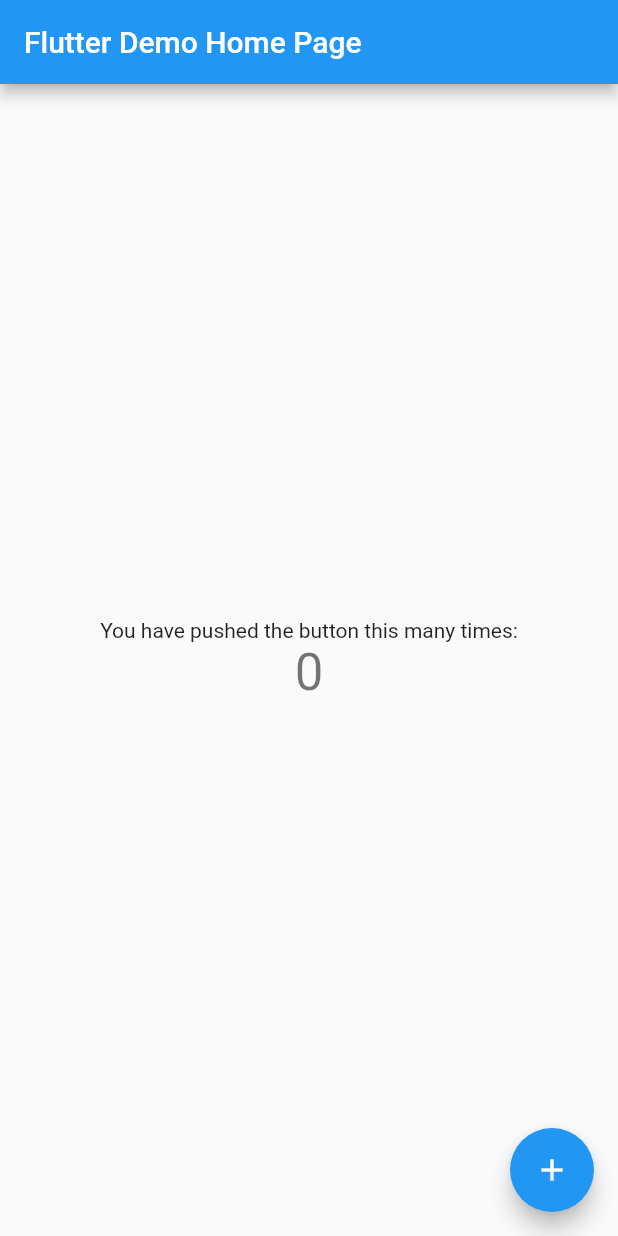
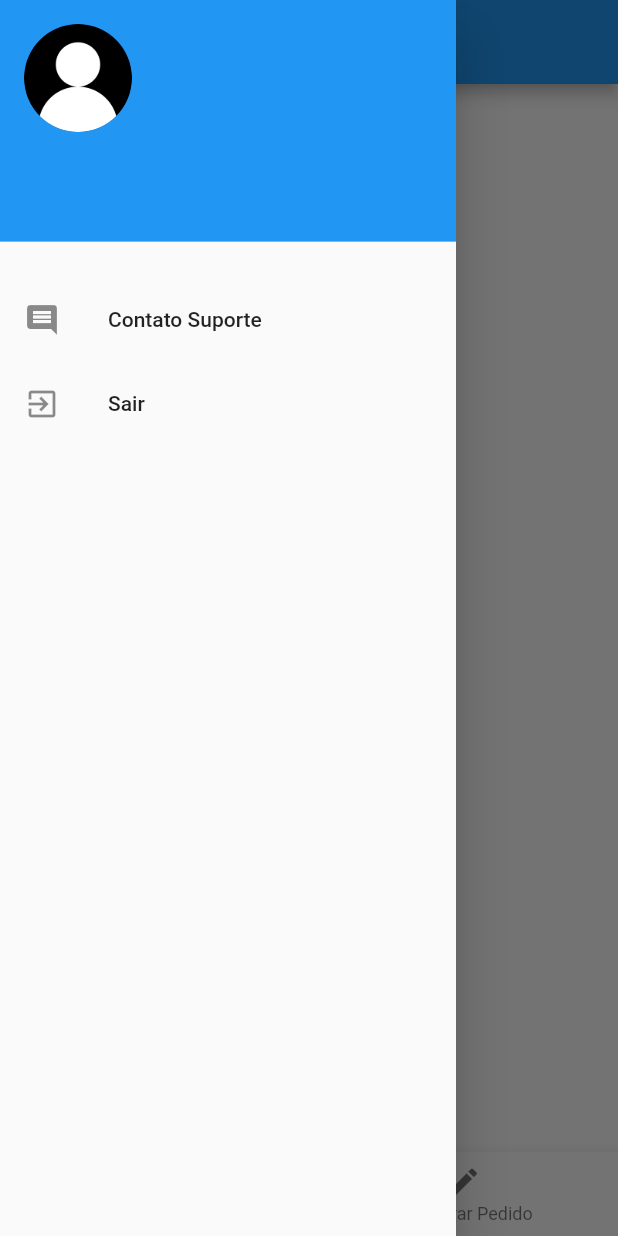
Before and after one commit to ChihYaoYang/ProjetoOrdemService, a Flutter app: the screen it shows after launch, with the side drawer open (before the commit the screen has no drawer), on a phone screen of 412 x 824 dp. Run offline on Flutter 3.47's test engine with Material 2 defaults, Android fonts, the phone set to English and light mode, and no system bars.

Commit message:
cria estrutura

```diff
--- a/lib/main.dart
+++ b/lib/main.dart
@@ -1,111 +1,16 @@
 import 'package:flutter/material.dart';
+import 'package:flutter/services.dart';
+import 'package:ordem_services/tabbar.dart';
+import 'package:ordem_services/ui_cliente/home_cliente.dart';
 
-void main() => runApp(MyApp());
-
-class MyApp extends StatelessWidget {
-  // This widget is the root of your application.
-  @override
-  Widget build(BuildContext context) {
-    return MaterialApp(
-      title: 'Flutter Demo',
-      theme: ThemeData(
-        // This is the theme of your application.
-        //
-        // Try running your application with "flutter run". You'll see the
-        // application has a blue toolbar. Then, without quitting the app, try
-        // changing the primarySwatch below to Colors.green and then invoke
-        // "hot reload" (press "r" in the console where you ran "flutter run",
-        // or simply save your changes to "hot reload" in a Flutter IDE).
-        // Notice that the counter didn't reset back to zero; the application
-        // is not restarted.
-        primarySwatch: Colors.blue,
-      ),
-      home: MyHomePage(title: 'Flutter Demo Home Page'),
-    );
-  }
+void main() async {
+  SystemChrome.setPreferredOrientations([
+    DeviceOrientation.portraitDown,
+    DeviceOrientation.portraitUp,
+  ]);
+  int a = 0;
+  runApp(MaterialApp(
+    home: (a == 0) ? TabBarMenu() : HomeCliente(),
+    debugShowCheckedModeBanner: false,
+  ));
 }
-
-class MyHomePage extends StatefulWidget {
-  MyHomePage({Key key, this.title}) : super(key: key);
-
-  // This widget is the home page of your application. It is stateful, meaning
-  // that it has a State object (defined below) that contains fields that affect
-  // how it looks.
-
-  // This class is the configuration for the state. It holds the values (in this
-  // case the title) provided by the parent (in this case the App widget) and
-  // used by the build method of the State. Fields in a Widget subclass are
-  // always marked "final".
-
-  final String title;
-
-  @override
-  _MyHomePageState createState() => _MyHomePageState();
-}
-
-class _MyHomePageState extends State<MyHomePage> {
-  int _counter = 0;
-
-  void _incrementCounter() {
-    setState(() {
-      // This call to setState tells the Flutter framework that something has
-      // changed in this State, which causes it to rerun the build method below
-      // so that the display can reflect the updated values. If we changed
-      // _counter without calling setState(), then the build method would not be
-      // called again, and so nothing would appear to happen.
-      _counter++;
-    });
-  }
-
-  @override
-  Widget build(BuildContext context) {
-    // This method is rerun every time setState is called, for instance as done
-    // by the _incrementCounter method above.
-    //
-    // The Flutter framework has been optimized to make rerunning build methods
-    // fast, so that you can just rebuild anything that needs updating rather
-    // than having to individually change instances of widgets.
-    return Scaffold(
-      appBar: AppBar(
-        // Here we take the value from the MyHomePage object that was created by
-        // the App.build method, and use it to set our appbar title.
-        title: Text(widget.title),
-      ),
-      body: Center(
-        // Center is a layout widget. It takes a single child and positions it
-        // in the middle of the parent.
-        child: Column(
-          // Column is also a layout widget. It takes a list of children and
-          // arranges them vertically. By default, it sizes itself to fit its
-          // children horizontally, and tries to be as tall as its parent.
-          //
-          // Invoke "debug painting" (press "p" in the console, choose the
-          // "Toggle Debug Paint" action from the Flutter Inspector in Android
-          // Studio, or the "Toggle Debug Paint" command in Visual Studio Code)
-          // to see the wireframe for each widget.
-          //
-          // Column has various properties to control how it sizes itself and
-          // how it positions its children. Here we use mainAxisAlignment to
-          // center the children vertically; the main axis here is the vertical
-          // axis because Columns are vertical (the cross axis would be
-          // horizontal).
-          mainAxisAlignment: MainAxisAlignment.center,
-          children: <Widget>[
-            Text(
-              'You have pushed the button this many times:',
-            ),
-            Text(
-              '$_counter',
-              style: Theme.of(context).textTheme.display1,
-            ),
-          ],
-        ),
-      ),
-      floatingActionButton: FloatingActionButton(
-        onPressed: _incrementCounter,
-        tooltip: 'Increment',
-        child: Icon(Icons.add),
-      ), // This trailing comma makes auto-formatting nicer for build methods.
-    );
-  }
-}
--- /dev/null
+++ b/lib/tabbar.dart
@@ -0,0 +1,44 @@
+import 'package:flutter/material.dart';
+import 'package:ordem_services/ui_admin/home.dart';
+import 'package:ordem_services/ui_admin/cadastro.dart';
+import 'package:ordem_services/utils/menu.dart';
+
+class TabBarMenu extends StatefulWidget {
+  TabBarMenu({Key key}) : super(key: key);
+  @override
+  _TabBarMenuState createState() => _TabBarMenuState();
+}
+
+class _TabBarMenuState extends State<TabBarMenu> {
+  //目前選擇頁索引值 index(Página) atual
+  int _currentIndex = 0; //預設值
+  final pages = [HomePage(), CadastroPedido()];
+
+  @override
+  Widget build(BuildContext context) {
+    return Scaffold(
+      appBar: AppBar(
+        title: Text('OS'),
+        centerTitle: true,
+      ),
+      body: pages[_currentIndex],
+      drawer: DrawerMenu(),
+      bottomNavigationBar: BottomNavigationBar(
+        items: <BottomNavigationBarItem>[
+          BottomNavigationBarItem(icon: Icon(Icons.list), title: Text('Lista de Pedido')),
+          BottomNavigationBarItem(icon: Icon(Icons.edit), title: Text('Cadastrar Pedido')),
+        ],
+        currentIndex: _currentIndex, //目前選擇頁索引值 index(Página) atual
+        fixedColor: Colors.amber, //選擇頁顏色
+        onTap: _onItemClick, //BottomNavigationBar 按下處理事件
+      ),
+    );
+  }
+
+  //BottomNavigationBar 按下處理事件，更新設定當下索引值
+  void _onItemClick(int index) {
+    setState(() {
+      _currentIndex = index;
+    });
+  }
+}
--- /dev/null
+++ b/lib/ui_admin/home.dart
@@ -0,0 +1,16 @@
+import 'package:flutter/material.dart';
+
+class HomePage extends StatefulWidget {
+  @override
+  _HomePageState createState() => _HomePageState();
+}
+
+class _HomePageState extends State<HomePage> {
+
+  @override
+  Widget build(BuildContext context) {
+    return Center(
+      child: Text("lista"),
+    );
+  }
+}
--- /dev/null
+++ b/lib/utils/menu.dart
@@ -0,0 +1,57 @@
+import 'package:flutter/material.dart';
+import 'package:ordem_services/ui_admin/cadastro.dart';
+import 'package:ordem_services/tabbar.dart';
+
+class DrawerMenu extends StatefulWidget {
+  @override
+  _DrawerMenuState createState() => _DrawerMenuState();
+}
+
+class _DrawerMenuState extends State<DrawerMenu> {
+  int admin = 0;
+
+  @override
+  Widget build(BuildContext context) {
+    return Drawer(
+      child: ListView(
+        padding: EdgeInsets.zero,
+        children: <Widget>[
+          UserAccountsDrawerHeader(
+            decoration: BoxDecoration(
+              color: Colors.blue,
+            ),
+            currentAccountPicture: CircleAvatar(
+              backgroundImage: AssetImage('assets/user.png'),
+            ),
+          ),
+          (admin != 0)
+              ? ListTile(
+                  title: Text('Cadastrar Cliente'),
+                  leading: Icon(
+                    Icons.account_circle,
+                  ),
+                  onTap: () {},
+                )
+              : Visibility(
+                  visible: true,
+                  child: Text(''),
+                ),
+          ListTile(
+            title: Text('Contato Suporte'),
+            leading: Icon(
+              Icons.comment,
+            ),
+            onTap: () {},
+          ),
+          ListTile(
+            title: Text('Sair'),
+            leading: Icon(
+              Icons.exit_to_app,
+            ),
+            onTap: () {},
+          ),
+        ],
+      ),
+    );
+  }
+}
--- a/pubspec.yaml
+++ b/pubspec.yaml
@@ -41,9 +41,9 @@ flutter:
   uses-material-design: true
 
   # To add assets to your application, add an assets section, like this:
-  # assets:
-  #  - images/a_dot_burr.jpeg
-  #  - images/a_dot_ham.jpeg
+  assets:
+    - assets/ic_launcher.png
+    - assets/user.png
 
   # An image asset can refer to one or more resolution-specific "variants", see
   # https://flutter.dev/assets-and-images/#resolution-aware.
```
Also changed, not shown: lib/ui_admin/cadastro.dart (added, +15 -0 lines), lib/ui_cliente/home_cliente.dart (added, +21 -0 lines), assets/ic_launcher.png (renamed from assets/icon.png), assets/user.png (added), 2 other files.
